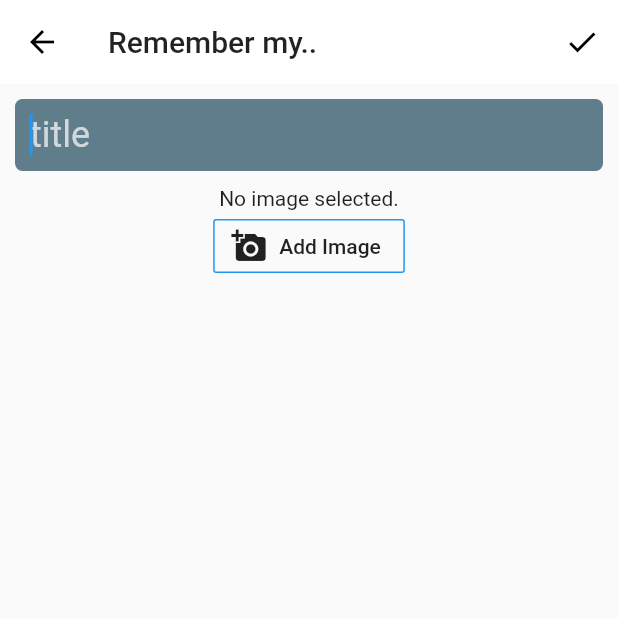
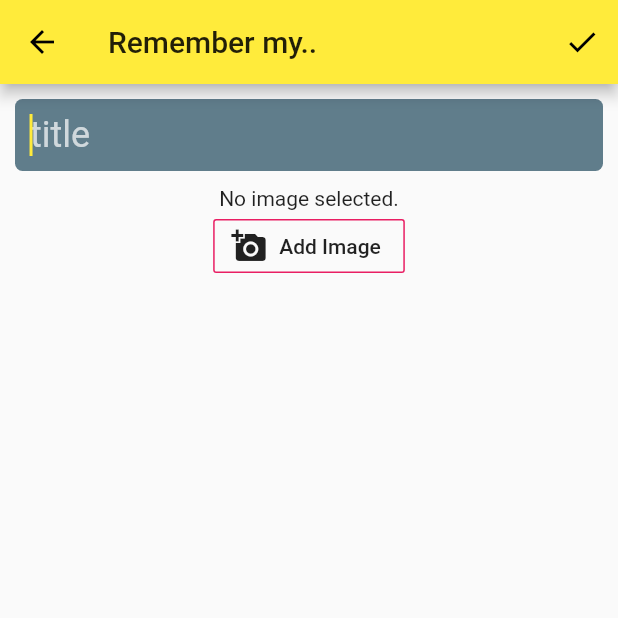
Before and after one commit to lohanidamodar/flutter_iremember, a Flutter app: the AddPage screen opened directly, on a phone screen of 412 x 824 dp, the top half of it. Run offline on Flutter 3.47's test engine with Material 2 defaults, Android fonts, the phone set to English and light mode, and no system bars; our stand-ins replace image_picker, rxdart, sqflite; accounts and stored records are empty.

Commit message:
theme change

```diff
--- a/lib/main.dart
+++ b/lib/main.dart
@@ -10,7 +10,8 @@ class App extends StatelessWidget {
         debugShowCheckedModeBanner: false,
         home: HomePage(title: 'iRemember'),
         theme: ThemeData(
-          primaryColor: Colors.white
+          accentColor: Colors.pink,
+          primarySwatch: Colors.yellow,
         ),
         title: 'iRemember',
       );
--- a/lib/src/pages/add.dart
+++ b/lib/src/pages/add.dart
@@ -35,7 +35,6 @@ class _AddPageState extends State<AddPage> {
       return Scaffold(
         appBar: AppBar(
           title: Text('Remember my..'),
-          elevation: 0,
           actions: <Widget>[
             IconButton(
               icon: Icon(Icons.check),
--- a/lib/src/pages/details.dart
+++ b/lib/src/pages/details.dart
@@ -13,7 +13,6 @@ class DetailsPage extends StatelessWidget {
     return Scaffold(
       appBar: AppBar(
         title: Text(item.title),
-        elevation: 0,
       ),
       body: Image.file(File(item.image)),
     );
--- a/lib/src/pages/home.dart
+++ b/lib/src/pages/home.dart
@@ -119,11 +119,10 @@ class _HomePageState extends State<HomePage> {
           decoration: InputDecoration(
             border: InputBorder.none,
             hintText: 'find my...',
-            icon: Icon(Icons.search, color: Theme.of(context).accentColor,),
+            icon: Icon(Icons.search, color: Colors.black,),
 
           ),
         ),
-        elevation: 0,
 
       );
   }
```
